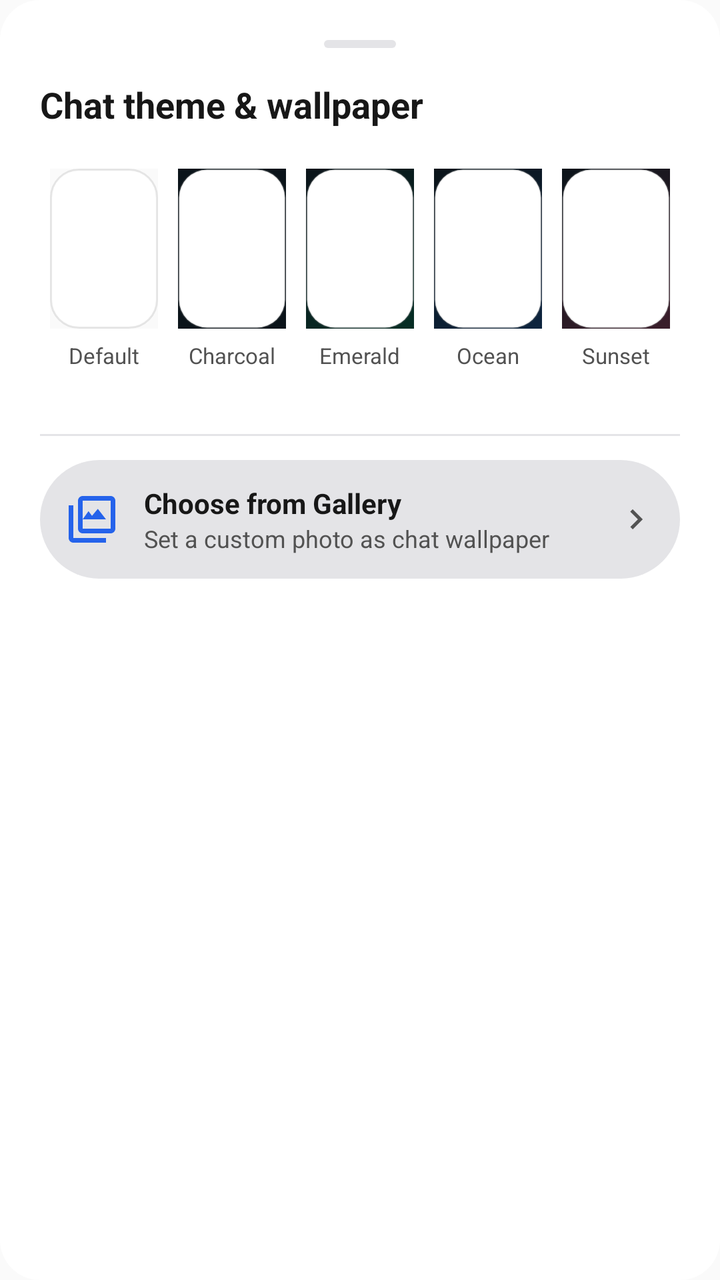
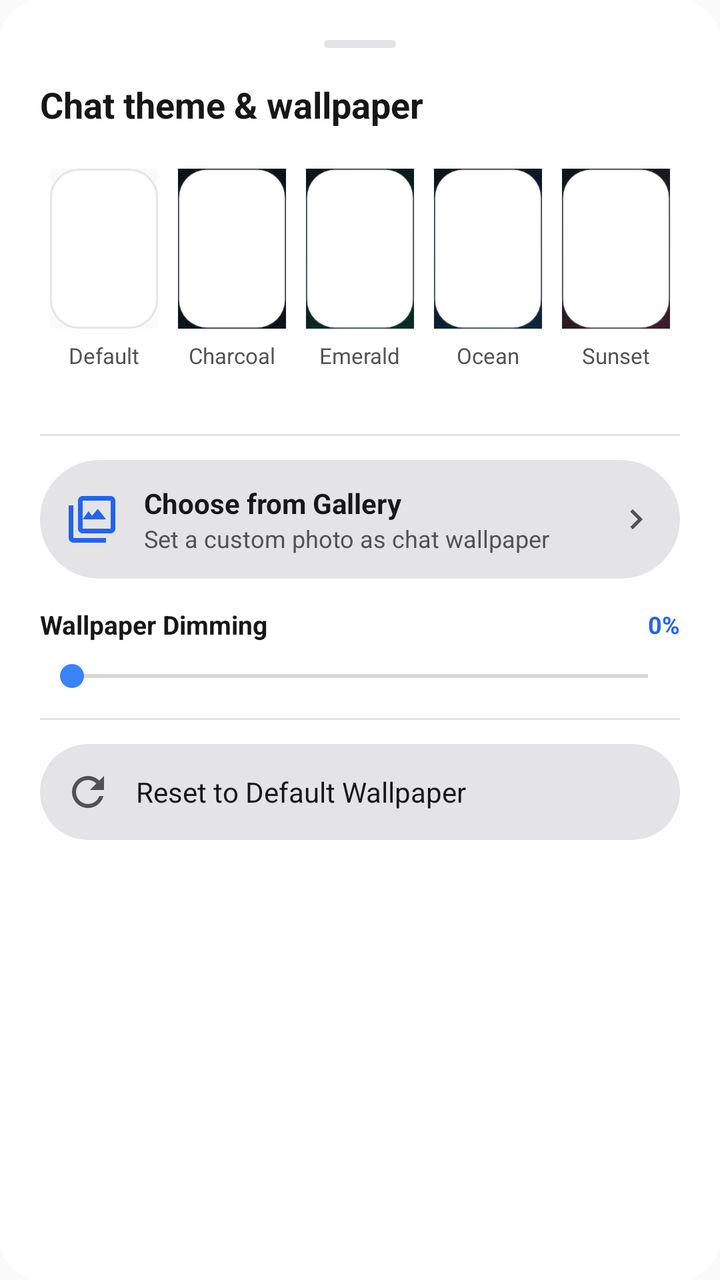

Screens rendered from an Android XML layout before and after an edit, with the pre-edit source and the edit as a unified diff.
<!-- AndroidManifest.xml: application theme Theme.Zez -->
<!-- res/layout/dialog_chat_theme.xml -->
<?xml version="1.0" encoding="utf-8"?>
<LinearLayout
    xmlns:android="http://schemas.android.com/apk/res/android"
    xmlns:app="http://schemas.android.com/apk/res-auto"
    android:layout_width="match_parent"
    android:layout_height="wrap_content"
    android:orientation="vertical"
    android:background="@drawable/bg_bottom_sheet"
    android:padding="20dp">

    
    <View
        android:layout_width="36dp"
        android:layout_height="4dp"
        android:layout_gravity="center_horizontal"
        android:layout_marginBottom="16dp"
        android:background="@drawable/bg_pill_badge"
        android:backgroundTint="@color/theme_card_border" />

    <TextView
        android:layout_width="match_parent"
        android:layout_height="wrap_content"
        android:text="Chat theme &amp; wallpaper"
        android:textSize="18sp"
        android:textStyle="bold"
        android:textColor="@color/theme_text_primary"
        android:layout_marginBottom="16dp" />

    <LinearLayout
        android:layout_width="match_parent"
        android:layout_height="wrap_content"
        android:orientation="horizontal"
        android:gravity="center"
        android:layout_marginBottom="16dp">

        
        <LinearLayout
            android:id="@+id/theme_opt_default"
            android:layout_width="0dp"
            android:layout_height="wrap_content"
            android:layout_weight="1"
            android:orientation="vertical"
            android:gravity="center"
            android:padding="4dp">

            <FrameLayout
                android:layout_width="54dp"
                android:layout_height="80dp"
                android:background="@drawable/bg_chat_theme_default">
                <View
                    android:layout_width="match_parent"
                    android:layout_height="match_parent"
                    android:background="@drawable/bg_reaction_badge" />
            </FrameLayout>

            <TextView
                android:layout_width="wrap_content"
                android:layout_height="wrap_content"
                android:layout_marginTop="6dp"
                android:text="Default"
                android:textSize="11sp"
                android:textColor="@color/theme_text_secondary" />
        </LinearLayout>

        
        <LinearLayout
            android:id="@+id/theme_opt_charcoal"
            android:layout_width="0dp"
            android:layout_height="wrap_content"
            android:layout_weight="1"
            android:orientation="vertical"
            android:gravity="center"
            android:padding="4dp">

            <FrameLayout
                android:layout_width="54dp"
                android:layout_height="80dp"
                android:background="@drawable/bg_chat_theme_charcoal">
                <View
                    android:layout_width="match_parent"
                    android:layout_height="match_parent"
                    android:background="@drawable/bg_reaction_badge" />
            </FrameLayout>

            <TextView
                android:layout_width="wrap_content"
                android:layout_height="wrap_content"
                android:layout_marginTop="6dp"
                android:text="Charcoal"
                android:textSize="11sp"
                android:textColor="@color/theme_text_secondary" />
        </LinearLayout>

        
        <LinearLayout
            android:id="@+id/theme_opt_emerald"
            android:layout_width="0dp"
            android:layout_height="wrap_content"
            android:layout_weight="1"
            android:orientation="vertical"
            android:gravity="center"
            android:padding="4dp">

            <FrameLayout
                android:layout_width="54dp"
                android:layout_height="80dp"
                android:background="@drawable/bg_chat_theme_emerald">
                <View
                    android:layout_width="match_parent"
                    android:layout_height="match_parent"
                    android:background="@drawable/bg_reaction_badge" />
            </FrameLayout>

            <TextView
                android:layout_width="wrap_content"
                android:layout_height="wrap_content"
                android:layout_marginTop="6dp"
                android:text="Emerald"
                android:textSize="11sp"
                android:textColor="@color/theme_text_secondary" />
        </LinearLayout>

        
        <LinearLayout
            android:id="@+id/theme_opt_ocean"
            android:layout_width="0dp"
            android:layout_height="wrap_content"
            android:layout_weight="1"
            android:orientation="vertical"
            android:gravity="center"
            android:padding="4dp">

            <FrameLayout
                android:layout_width="54dp"
                android:layout_height="80dp"
                android:background="@drawable/bg_chat_theme_ocean">
                <View
                    android:layout_width="match_parent"
                    android:layout_height="match_parent"
                    android:background="@drawable/bg_reaction_badge" />
            </FrameLayout>

            <TextView
                android:layout_width="wrap_content"
                android:layout_height="wrap_content"
                android:layout_marginTop="6dp"
                android:text="Ocean"
                android:textSize="11sp"
                android:textColor="@color/theme_text_secondary" />
        </LinearLayout>

        
        <LinearLayout
            android:id="@+id/theme_opt_sunset"
            android:layout_width="0dp"
            android:layout_height="wrap_content"
            android:layout_weight="1"
            android:orientation="vertical"
            android:gravity="center"
            android:padding="4dp">

            <FrameLayout
                android:layout_width="54dp"
                android:layout_height="80dp"
                android:background="@drawable/bg_chat_theme_sunset">
                <View
                    android:layout_width="match_parent"
                    android:layout_height="match_parent"
                    android:background="@drawable/bg_reaction_badge" />
            </FrameLayout>

            <TextView
                android:layout_width="wrap_content"
                android:layout_height="wrap_content"
                android:layout_marginTop="6dp"
                android:text="Sunset"
                android:textSize="11sp"
                android:textColor="@color/theme_text_secondary" />
        </LinearLayout>

    </LinearLayout>

    <View
        android:layout_width="match_parent"
        android:layout_height="1dp"
        android:background="@color/theme_card_border"
        android:layout_marginVertical="12dp" />

    
    <LinearLayout
        android:id="@+id/theme_opt_gallery"
        android:layout_width="match_parent"
        android:layout_height="wrap_content"
        android:orientation="horizontal"
        android:gravity="center_vertical"
        android:padding="12dp"
        android:background="@drawable/bg_pill_badge"
        android:backgroundTint="@color/theme_card_border"
        android:clickable="true"
        android:focusable="true">

        <ImageView
            android:layout_width="28dp"
            android:layout_height="28dp"
            android:src="@drawable/ic_photo_library"
            app:tint="@color/primary"
            android:layout_marginEnd="12dp" />

        <LinearLayout
            android:layout_width="0dp"
            android:layout_height="wrap_content"
            android:layout_weight="1"
            android:orientation="vertical">

            <TextView
                android:layout_width="wrap_content"
                android:layout_height="wrap_content"
                android:text="Choose from Gallery"
                android:textSize="14sp"
                android:textStyle="bold"
                android:textColor="@color/theme_text_primary" />

            <TextView
                android:layout_width="wrap_content"
                android:layout_height="wrap_content"
                android:text="Set a custom photo as chat wallpaper"
                android:textSize="12sp"
                android:textColor="@color/theme_text_secondary" />
        </LinearLayout>

        <ImageView
            android:layout_width="20dp"
            android:layout_height="20dp"
            android:src="@drawable/ic_chevron_right"
            app:tint="@color/theme_icon_tint" />
    </LinearLayout>

</LinearLayout>
<!-- resources referenced by this layout -->
<resources>
  <color name="primary">#2563EB</color>
  <color name="theme_card_border">#E4E4E7</color>
  <color name="theme_icon_tint">#525252</color>
  <color name="theme_text_primary">#171717</color>
  <color name="theme_text_secondary">#525252</color>
  <!-- drawable bg_bottom_sheet (drawable) -->
  <?xml version="1.0" encoding="utf-8"?>
  <shape xmlns:android="http://schemas.android.com/apk/res/android"
      android:shape="rectangle">
      <solid android:color="@color/theme_surface" />
      <corners
          android:topLeftRadius="20dp"
          android:topRightRadius="20dp"
          android:bottomLeftRadius="20dp"
          android:bottomRightRadius="20dp" />
  </shape>
  <!-- drawable bg_chat_theme_charcoal (drawable) -->
  <?xml version="1.0" encoding="utf-8"?>
  <shape xmlns:android="http://schemas.android.com/apk/res/android">
      <solid android:color="#0B141A" />
  </shape>
  <!-- drawable bg_chat_theme_default (drawable) -->
  <?xml version="1.0" encoding="utf-8"?>
  <shape xmlns:android="http://schemas.android.com/apk/res/android">
      <solid android:color="@color/theme_background" />
  </shape>
  <!-- drawable bg_chat_theme_emerald (drawable) -->
  <?xml version="1.0" encoding="utf-8"?>
  <shape xmlns:android="http://schemas.android.com/apk/res/android">
      <gradient
          android:angle="135"
          android:startColor="#062E25"
          android:endColor="#0B141A"
          android:type="linear" />
  </shape>
  <!-- drawable bg_chat_theme_ocean (drawable) -->
  <?xml version="1.0" encoding="utf-8"?>
  <shape xmlns:android="http://schemas.android.com/apk/res/android">
      <gradient
          android:angle="135"
          android:startColor="#0D253F"
          android:endColor="#0B141A"
          android:type="linear" />
  </shape>
  <!-- drawable bg_chat_theme_sunset (drawable) -->
  <?xml version="1.0" encoding="utf-8"?>
  <shape xmlns:android="http://schemas.android.com/apk/res/android">
      <gradient
          android:angle="135"
          android:startColor="#3B1E2B"
          android:endColor="#0B141A"
          android:type="linear" />
  </shape>
  <!-- drawable bg_pill_badge (drawable) -->
  <?xml version="1.0" encoding="utf-8"?>
  <shape xmlns:android="http://schemas.android.com/apk/res/android"
      android:shape="rectangle">
      <solid android:color="@color/theme_card_border" />
      <corners android:radius="100dp" />
  </shape>
  <!-- drawable ic_chevron_right (drawable) -->
  <vector xmlns:android="http://schemas.android.com/apk/res/android"
      android:width="24dp"
      android:height="24dp"
      android:viewportWidth="24"
      android:viewportHeight="24">
      <path
          android:fillColor="@color/theme_icon_tint"
          android:pathData="M8.59,16.59L13.17,12L8.59,7.41L10,6l6,6l-6,6L8.59,16.59z"/>
  </vector>
  <style name="Theme.Zez" parent="Theme.MaterialComponents.DayNight.NoActionBar">
          <item name="colorPrimary">@color/primary</item>
          <item name="colorPrimaryDark">@color/primary_dark</item>
          <item name="colorAccent">@color/accent</item>
          <item name="android:windowBackground">@color/theme_background</item>
          <item name="colorSurface">@color/theme_surface</item>
      </style>
  <color name="theme_surface">#FFFFFF</color>
  <color name="theme_background">#FAFAFA</color>
  <color name="theme_text_muted">#737373</color>
  <color name="primary_dark">#1D4ED8</color>
  <color name="accent">#3B82F6</color>
  <!-- unchanged entries left out for length: 2 -->
</resources>

<!-- the commit's change to res/layout/dialog_chat_theme.xml (unified diff, before → after) -->
@@ -235,4 +235,81 @@
             app:tint="@color/theme_icon_tint" />
     </LinearLayout>
 
+    
+    <LinearLayout
+        android:id="@+id/layout_wallpaper_dim_controls"
+        android:layout_width="match_parent"
+        android:layout_height="wrap_content"
+        android:orientation="vertical"
+        android:layout_marginTop="14dp">
+
+        <LinearLayout
+            android:layout_width="match_parent"
+            android:layout_height="wrap_content"
+            android:orientation="horizontal"
+            android:gravity="center_vertical">
+
+            <TextView
+                android:layout_width="0dp"
+                android:layout_height="wrap_content"
+                android:layout_weight="1"
+                android:text="Wallpaper Dimming"
+                android:textSize="13sp"
+                android:textStyle="bold"
+                android:textColor="@color/theme_text_primary" />
+
+            <TextView
+                android:id="@+id/tv_wallpaper_dim_value"
+                android:layout_width="wrap_content"
+                android:layout_height="wrap_content"
+                android:text="0%"
+                android:textSize="12sp"
+                android:textStyle="bold"
+                android:textColor="@color/primary" />
+        </LinearLayout>
+
+        <SeekBar
+            android:id="@+id/seek_wallpaper_dim"
+            android:layout_width="match_parent"
+            android:layout_height="wrap_content"
+            android:layout_marginTop="8dp"
+            android:max="80"
+            android:progress="0" />
+    </LinearLayout>
+
+    <View
+        android:layout_width="match_parent"
+        android:layout_height="1dp"
+        android:background="@color/theme_card_border"
+        android:layout_marginVertical="12dp" />
+
+    
+    <LinearLayout
+        android:id="@+id/theme_opt_reset_default"
+        android:layout_width="match_parent"
+        android:layout_height="wrap_content"
+        android:orientation="horizontal"
+        android:gravity="center_vertical"
+        android:padding="12dp"
+        android:background="@drawable/bg_pill_badge"
+        android:backgroundTint="@color/theme_card_border"
+        android:clickable="true"
+        android:focusable="true">
+
+        <ImageView
+            android:layout_width="24dp"
+            android:layout_height="24dp"
+            android:src="@drawable/ic_refresh"
+            app:tint="@color/theme_icon_tint"
+            android:layout_marginEnd="12dp" />
+
+        <TextView
+            android:layout_width="0dp"
+            android:layout_height="wrap_content"
+            android:layout_weight="1"
+            android:text="Reset to Default Wallpaper"
+            android:textSize="14sp"
+            android:textColor="@color/theme_text_primary" />
+    </LinearLayout>
+
 </LinearLayout>
<!-- resource entries referenced after the edit -->
@@ -70,6 +70,16 @@
           android:fillColor="@color/theme_icon_tint"
           android:pathData="M8.59,16.59L13.17,12L8.59,7.41L10,6l6,6l-6,6L8.59,16.59z"/>
   </vector>
+  <!-- drawable ic_refresh (drawable) -->
+  <vector xmlns:android="http://schemas.android.com/apk/res/android"
+      android:width="24dp"
+      android:height="24dp"
+      android:viewportWidth="24"
+      android:viewportHeight="24">
+    <path
+        android:fillColor="@android:color/white"
+        android:pathData="M17.65,6.35C16.2,4.9 14.21,4 12,4c-4.42,0 -7.99,3.58 -7.99,8s3.57,8 7.99,8c3.73,0 6.84,-2.55 7.73,-6h-2.08c-0.82,2.33 -3.04,4 -5.65,4 -3.31,0 -6,-2.69 -6,-6s2.69,-6 6,-6c1.66,0 3.14,0.69 4.22,1.78L13,11h7V4l-2.35,2.35z"/>
+  </vector>
   <style name="Theme.Zez" parent="Theme.MaterialComponents.DayNight.NoActionBar">
           <item name="colorPrimary">@color/primary</item>
           <item name="colorPrimaryDark">@color/primary_dark</item>
